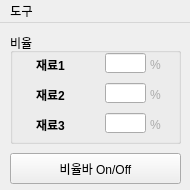
Old version of the form modules/markup/spoon_0.1.1_mini.ui in the repository kry-p/Teaspoon-mabinogi.
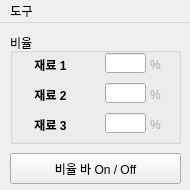
New version of the form.

```diff
--- a/modules/markup/spoon_0.1.1_mini.ui
+++ b/modules/markup/spoon_0.1.1_mini.ui
@@ -51,7 +51,7 @@
       <string>&lt;html&gt;&lt;head/&gt;&lt;body&gt;&lt;p&gt;&lt;br/&gt;&lt;/p&gt;&lt;/body&gt;&lt;/html&gt;</string>
      </property>
      <property name="text">
-      <string>&lt;html&gt;&lt;head/&gt;&lt;body&gt;&lt;p align=&quot;center&quot;&gt;&lt;span style=&quot; font-weight:600;&quot;&gt;재료2&lt;/span&gt;&lt;/p&gt;&lt;/body&gt;&lt;/html&gt;</string>
+      <string>&lt;html&gt;&lt;head/&gt;&lt;body&gt;&lt;p align=&quot;center&quot;&gt;&lt;span style=&quot; font-weight:600;&quot;&gt;재료 2&lt;/span&gt;&lt;/p&gt;&lt;/body&gt;&lt;/html&gt;</string>
      </property>
     </widget>
     <widget class="QLabel" name="Tind3_2">
@@ -67,7 +67,7 @@
       <string>&lt;html&gt;&lt;head/&gt;&lt;body&gt;&lt;p&gt;&lt;br/&gt;&lt;/p&gt;&lt;/body&gt;&lt;/html&gt;</string>
      </property>
      <property name="text">
-      <string>&lt;html&gt;&lt;head/&gt;&lt;body&gt;&lt;p align=&quot;center&quot;&gt;&lt;span style=&quot; font-weight:600;&quot;&gt;재료3&lt;/span&gt;&lt;/p&gt;&lt;/body&gt;&lt;/html&gt;</string>
+      <string>&lt;html&gt;&lt;head/&gt;&lt;body&gt;&lt;p align=&quot;center&quot;&gt;&lt;span style=&quot; font-weight:600;&quot;&gt;재료 3&lt;/span&gt;&lt;/p&gt;&lt;/body&gt;&lt;/html&gt;</string>
      </property>
     </widget>
     <widget class="QLineEdit" name="stuff1_2">
@@ -103,7 +103,7 @@
       <string>&lt;html&gt;&lt;head/&gt;&lt;body&gt;&lt;p&gt;&lt;br/&gt;&lt;/p&gt;&lt;/body&gt;&lt;/html&gt;</string>
      </property>
      <property name="text">
-      <string>&lt;html&gt;&lt;head/&gt;&lt;body&gt;&lt;p align=&quot;center&quot;&gt;&lt;span style=&quot; font-weight:600;&quot;&gt;재료1&lt;/span&gt;&lt;/p&gt;&lt;/body&gt;&lt;/html&gt;</string>
+      <string>&lt;html&gt;&lt;head/&gt;&lt;body&gt;&lt;p align=&quot;center&quot;&gt;&lt;span style=&quot; font-weight:600;&quot;&gt;재료 1&lt;/span&gt;&lt;/p&gt;&lt;/body&gt;&lt;/html&gt;</string>
      </property>
     </widget>
     <widget class="QLineEdit" name="stuff3_2">
@@ -175,7 +175,7 @@
      </rect>
     </property>
     <property name="text">
-     <string>비율바 On/Off</string>
+     <string>비율 바 On / Off</string>
     </property>
    </widget>
   </widget>
```
Left out of the diff: 51 changed lines with no effect on the pictures.
